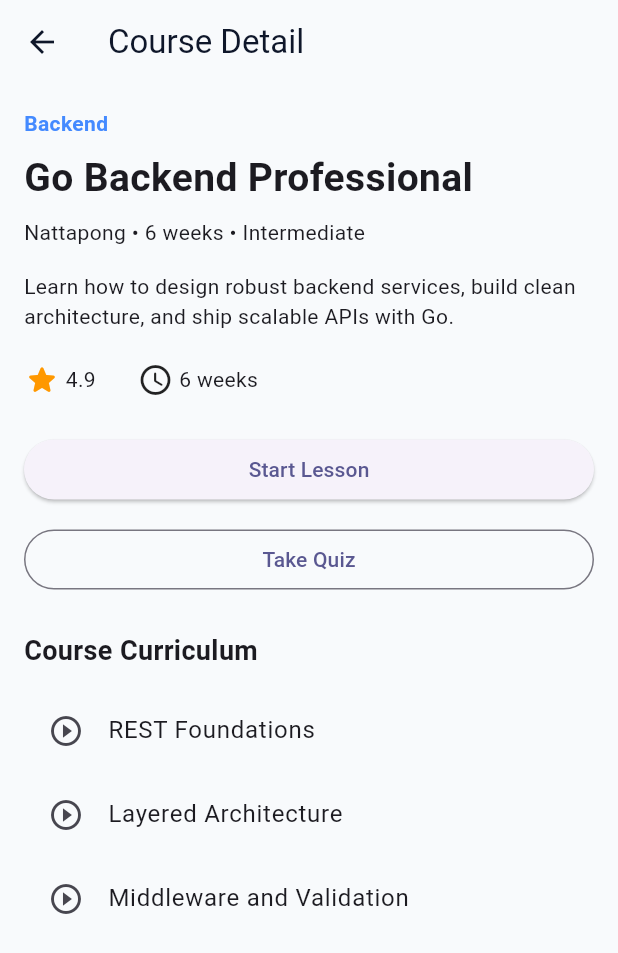
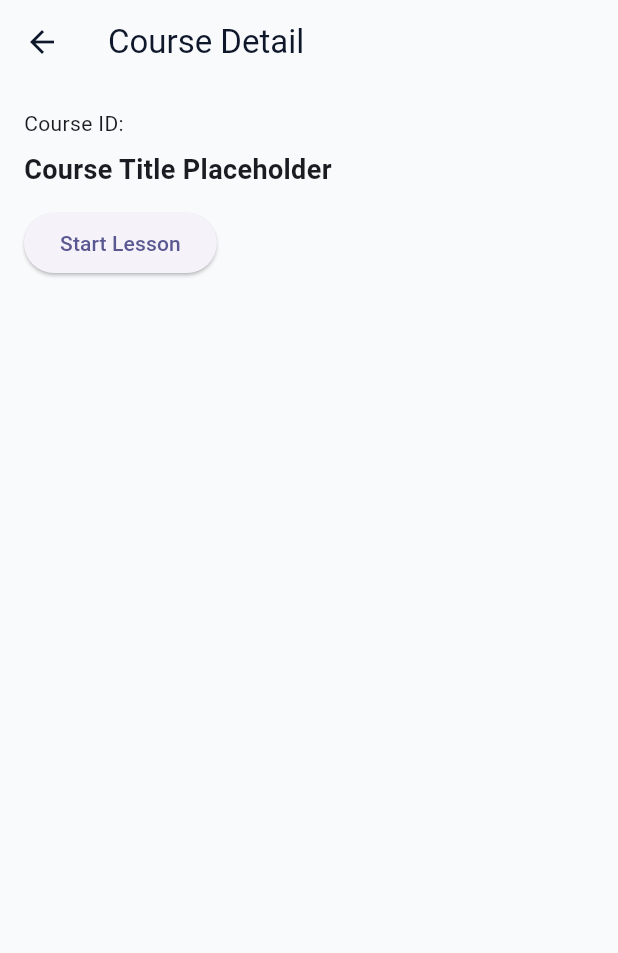
Before and after one commit to Bas-travel/e-lernning, a Flutter app: the CourseDetailScreen screen opened directly with empty values, on a phone screen of 412 x 824 dp. Shown: the top 953 px of the screen. Run offline on Flutter 3.47's test engine with Material 3 defaults, Android fonts, the light colour scheme and no system bars; our stand-ins replace dio, go_router.

```diff
--- a/ab_learning_app/lib/features/course/presentation/course_detail_screen.dart
+++ b/ab_learning_app/lib/features/course/presentation/course_detail_screen.dart
@@ -1,5 +1,4 @@
 import 'package:flutter/material.dart';
-import 'package:go_router/go_router.dart';
 
 class CourseDetailScreen extends StatelessWidget {
   final String courseId;
@@ -8,84 +7,21 @@ class CourseDetailScreen extends StatelessWidget {
 
   @override
   Widget build(BuildContext context) {
-    final course = _courseMap[courseId] ?? _courseMap['c001']!;
-
     return Scaffold(
       appBar: AppBar(title: const Text('Course Detail')),
-      body: SingleChildScrollView(
-        padding: const EdgeInsets.all(16),
+      body: Padding(
+        padding: const EdgeInsets.all(16.0),
         child: Column(
           crossAxisAlignment: CrossAxisAlignment.start,
           children: [
-            Text(course['category'] as String, style: const TextStyle(color: Colors.blueAccent, fontWeight: FontWeight.bold)),
+            Text('Course ID: $courseId'),
             const SizedBox(height: 8),
-            Text(course['title'] as String, style: const TextStyle(fontSize: 26, fontWeight: FontWeight.bold)),
-            const SizedBox(height: 8),
-            Text('${course['instructor']} • ${course['duration']} • ${course['level']}'),
-            const SizedBox(height: 16),
-            Text(course['description'] as String),
-            const SizedBox(height: 20),
-            Row(
-              children: [
-                const Icon(Icons.star_rounded, color: Colors.orange),
-                Text(' ${course['rating']} '),
-                const SizedBox(width: 24),
-                const Icon(Icons.access_time_rounded),
-                Text(' ${course['duration']}'),
-              ],
-            ),
-            const SizedBox(height: 24),
-            SizedBox(
-              width: double.infinity,
-              child: ElevatedButton(
-                onPressed: () => context.go('/player/${course['firstLesson']}'),
-                child: const Text('Start Lesson'),
-              ),
-            ),
+            const Text('Course Title Placeholder', style: TextStyle(fontSize: 18, fontWeight: FontWeight.bold)),
             const SizedBox(height: 12),
-            SizedBox(
-              width: double.infinity,
-              child: OutlinedButton(
-                onPressed: () => context.go('/quiz/q001'),
-                child: const Text('Take Quiz'),
-              ),
-            ),
-            const SizedBox(height: 24),
-            const Text('Course Curriculum', style: TextStyle(fontSize: 18, fontWeight: FontWeight.w700)),
-            const SizedBox(height: 12),
-            ...((course['lessons'] as List<String>).map((lesson) => ListTile(
-                  leading: const Icon(Icons.play_circle_outline),
-                  title: Text(lesson),
-                  onTap: () => context.go('/player/${lesson.toLowerCase().replaceAll(RegExp(r'[^a-z0-9]'), '')}'),
-                ))),
+            ElevatedButton(onPressed: () => Navigator.of(context).pushNamed('/player/lesson1'), child: const Text('Start Lesson')),
           ],
         ),
       ),
     );
   }
-
-  static const Map<String, Map<String, Object>> _courseMap = {
-    'c001': {
-      'title': 'Go Backend Professional',
-      'category': 'Backend',
-      'instructor': 'Nattapong',
-      'duration': '6 weeks',
-      'level': 'Intermediate',
-      'rating': '4.9',
-      'description': 'Learn how to design robust backend services, build clean architecture, and ship scalable APIs with Go.',
-      'firstLesson': 'go-rest-foundations',
-      'lessons': ['REST Foundations', 'Layered Architecture', 'Middleware and Validation'],
-    },
-    'c002': {
-      'title': 'Flutter Professional',
-      'category': 'Mobile',
-      'instructor': 'Kanya',
-      'duration': '5 weeks',
-      'level': 'Intermediate',
-      'rating': '4.8',
-      'description': 'Master mobile app UX, routing, and state handling with scalable Flutter patterns.',
-      'firstLesson': 'flutter-app-architecture',
-      'lessons': ['App Architecture', 'Navigation and Routes', 'State and UI Patterns'],
-    },
-  };
 }
```
Also changed, not shown: ab_learning_app/lib/features/course/presentation/video_player_screen.dart (+6 -45 lines), 2 other files.
